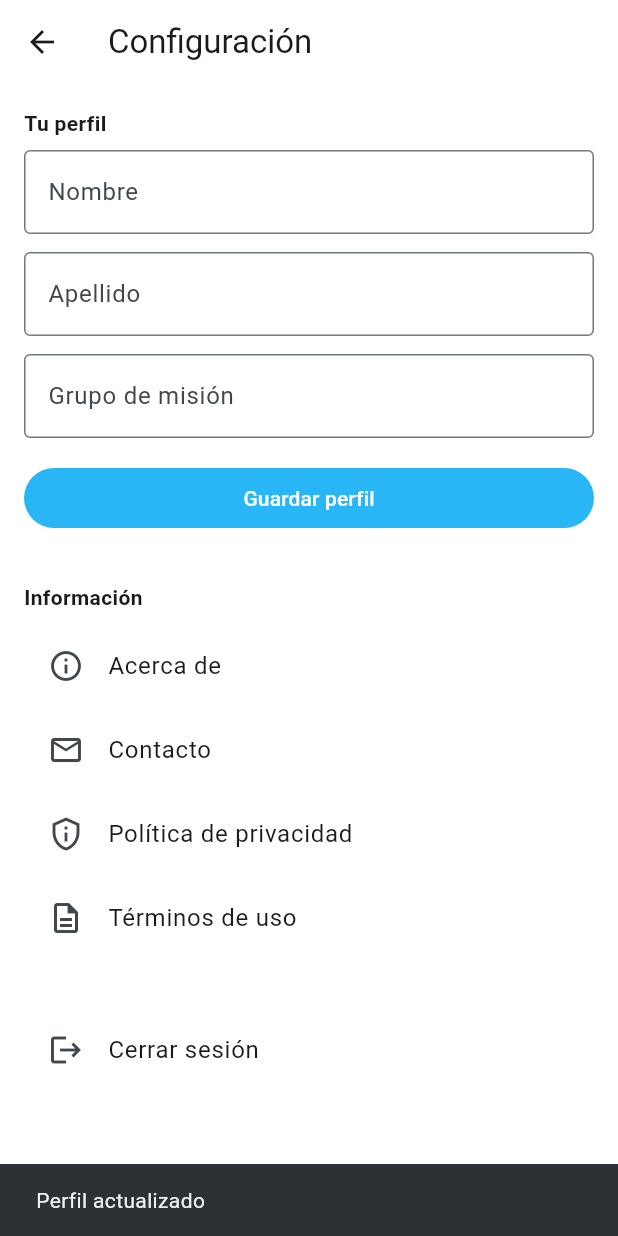
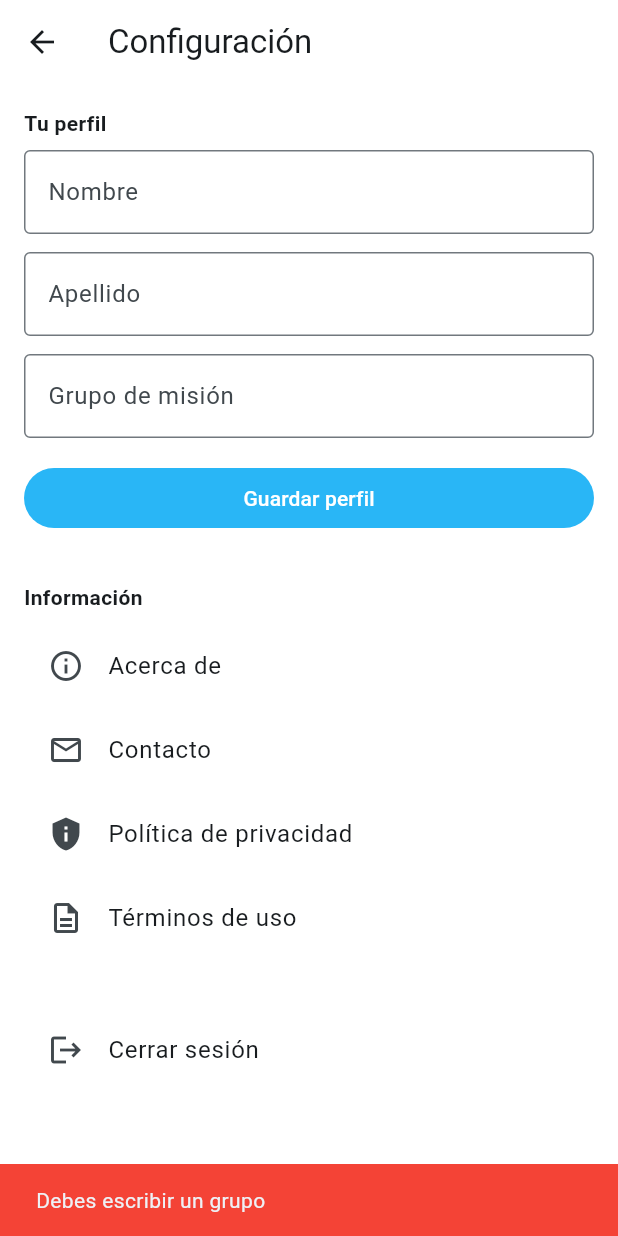
Before and after one commit to operonte/misionapp, a Flutter app: the SettingsScreen screen opened by its route, after a tap on "Guardar perfil", on a phone screen of 412 x 824 dp. Run offline on Flutter 3.47's test engine with Material 3 defaults, Android fonts, the phone set to English and light mode, and no system bars; our stand-ins replace cloud_firestore, firebase_auth, firebase_core, go_router, google_sign_in, package_info_plus and 2 more; missing offline and left inert: excel; accounts and stored records are empty.

Commit message:
Fix: Configuración con caja de texto para grupo - seguridad y privacidad

```diff
--- a/lib/screens/settings_screen.dart
+++ b/lib/screens/settings_screen.dart
@@ -1,8 +1,10 @@
 import 'package:flutter/material.dart';
 import 'package:go_router/go_router.dart';
 import '../app_state.dart';
+import '../app_config.dart';
 import '../services/auth_service.dart';
 import '../services/firestore_service.dart';
+import '../services/group_validation_service.dart';
 import '../services/export_service.dart';
 
 class SettingsScreen extends StatefulWidget {
@@ -15,10 +17,13 @@ class SettingsScreen extends StatefulWidget {
 class _SettingsScreenState extends State<SettingsScreen> {
   final FirestoreService _firestore = FirestoreService();
   final AuthService _auth = AuthService();
+  final GroupValidationService _groupValidation = GroupValidationService();
   bool _loading = false;
   late TextEditingController _nombreController;
   late TextEditingController _apellidoController;
   late TextEditingController _grupoController;
+  List<String> _allowedGroups = [];
+  String? _selectedGroup;
 
   @override
   void initState() {
@@ -27,6 +32,8 @@ class _SettingsScreenState extends State<SettingsScreen> {
     _nombreController = TextEditingController(text: p?.nombre ?? '');
     _apellidoController = TextEditingController(text: p?.apellido ?? '');
     _grupoController = TextEditingController(text: p?.grupo ?? '');
+    _selectedGroup = p?.grupo;
+    _loadAllowedGroups();
   }
 
   @override
@@ -37,22 +44,65 @@ class _SettingsScreenState extends State<SettingsScreen> {
     super.dispose();
   }
 
+  Future<void> _loadAllowedGroups() async {
+    final groups = await _groupValidation.getAllAllowedGroups();
+    setState(() {
+      _allowedGroups = groups;
+      if (!_allowedGroups.contains(_selectedGroup) && _selectedGroup != null) {
+        _selectedGroup = _allowedGroups.first;
+      }
+    });
+  }
+
   Future<void> _saveProfile() async {
     final user = currentFirebaseUser;
     if (user == null) return;
+
+    final grupoText = _grupoController.text.trim();
+    if (grupoText.isEmpty) {
+      ScaffoldMessenger.of(context).showSnackBar(
+        const SnackBar(
+          content: Text('Debes escribir un grupo'),
+          backgroundColor: Colors.red,
+        ),
+      );
+      return;
+    }
+
+    if (!missionGroups.contains(grupoText.toUpperCase())) {
+      ScaffoldMessenger.of(context).showSnackBar(
+        const SnackBar(
+          content: Text('escribiste mal el grupo'),
+          backgroundColor: Colors.red,
+        ),
+      );
+      return;
+    }
+
     setState(() => _loading = true);
     try {
       final profile = (currentUserProfile ?? await _firestore.getUserProfile(user.uid))!;
       final updated = profile.copyWith(
         nombre: _nombreController.text.trim(),
         apellido: _apellidoController.text.trim(),
-        grupo: _grupoController.text.trim(),
+        grupo: grupoText.toUpperCase(),
       );
-      await _firestore.setUserProfile(updated);
+
+      await _auth.updateUserProfile(updated);
       currentUserProfile = updated;
+
       if (mounted) {
         ScaffoldMessenger.of(context).showSnackBar(
           const SnackBar(content: Text('Perfil actualizado')),
+        );
+      }
+    } catch (e) {
+      if (mounted) {
+        ScaffoldMessenger.of(context).showSnackBar(
+          SnackBar(
+            content: Text('Error: ${e.toString()}'),
+            backgroundColor: Colors.red,
+          ),
         );
       }
     } finally {
@@ -120,7 +170,7 @@ class _SettingsScreenState extends State<SettingsScreen> {
                   controller: _grupoController,
                   decoration: const InputDecoration(
                     labelText: 'Grupo de misión',
-                    hintText: 'Escribe el nombre de tu grupo',
+                    hintText: 'Escribe el nombre del grupo',
                     border: OutlineInputBorder(),
                   ),
                 ),
@@ -145,7 +195,7 @@ class _SettingsScreenState extends State<SettingsScreen> {
                   onTap: () => context.push('/contact'),
                 ),
                 ListTile(
-                  leading: const Icon(Icons.privacy_tip_outlined),
+                  leading: const Icon(Icons.privacy_tip),
                   title: const Text('Política de privacidad'),
                   onTap: () => context.push('/privacy'),
                 ),
```
